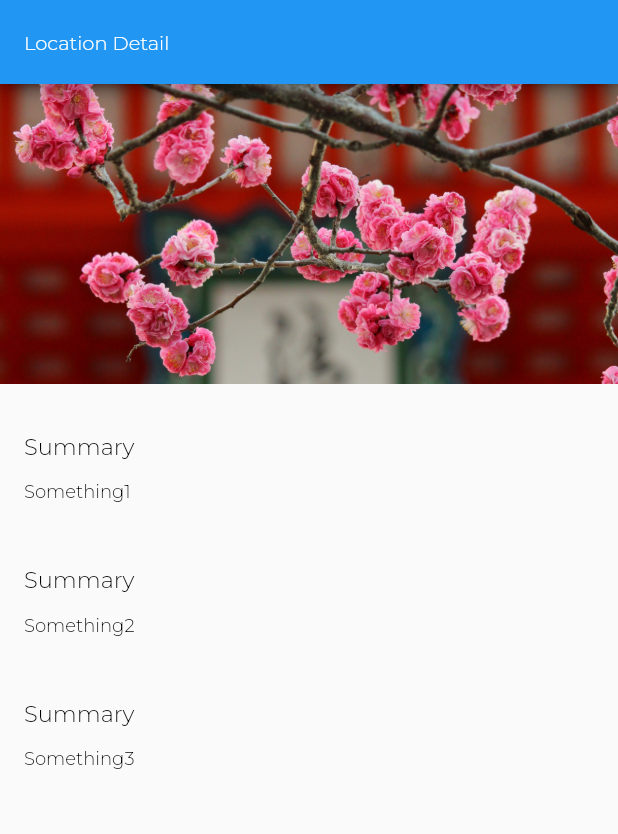
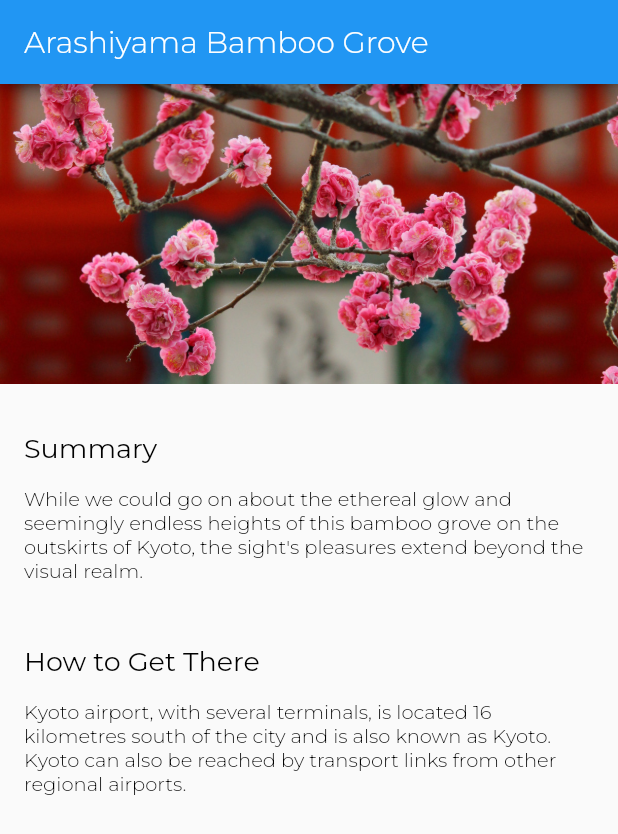
Before and after one commit to AshenOne98/beginner_app, a Flutter app: the screen it shows after launch, on a phone screen of 412 x 824 dp. Shown: the top 834 px of the screen. Run offline on Flutter 3.47's test engine with Material 2 defaults, Android fonts, the phone set to English and light mode, and no system bars.

Commit message:
added models for body content

```diff
--- /dev/null
+++ b/lib/models/location.dart
@@ -0,0 +1,20 @@
+import 'location_fact.dart';
+
+class Location {
+  String name;
+  String imagePath;
+  final List<LocationFact> facts;
+
+  Location(this.name, this.imagePath, this.facts);
+
+  static List<Location> fetchAll() {
+    return [
+      Location('Arashiyama Bamboo Grove', 'assets/images/kiyomizu-dera.jpg', [
+        LocationFact('Summary',
+            'While we could go on about the ethereal glow and seemingly endless heights of this bamboo grove on the outskirts of Kyoto, the sight\'s pleasures extend beyond the visual realm.'),
+        LocationFact('How to Get There',
+            'Kyoto airport, with several terminals, is located 16 kilometres south of the city and is also known as Kyoto. Kyoto can also be reached by transport links from other regional airports.'),
+      ]),
+    ];
+  }
+}
--- /dev/null
+++ b/lib/models/location_fact.dart
@@ -0,0 +1,6 @@
+class LocationFact {
+  final String title;
+  final String text;
+
+  LocationFact(this.title, this.text);
+}
--- a/lib/screens/location_detail/location_detail.dart
+++ b/lib/screens/location_detail/location_detail.dart
@@ -1,24 +1,31 @@
 import 'package:flutter/material.dart';
 import 'image_banner.dart';
 import 'text_section.dart';
+import 'package:beginner_app/models/location.dart';
 
 class LocationDetail extends StatelessWidget {
   @override
   Widget build(BuildContext context) {
+    final locations = Location.fetchAll();
+    final location = locations.first;
+
     return Scaffold(
       appBar: AppBar(
-        title: Text('Location Detail'),
+        title: Text(location.name),
       ),
       body: Column(
         mainAxisAlignment: MainAxisAlignment.start,
         crossAxisAlignment: CrossAxisAlignment.stretch,
         children: <Widget>[
-          ImageBanner("assets/images/kiyomizu-dera.jpg"),
-          TextSection("Summary", "Something1"),
-          TextSection("Summary", "Something2"),
-          TextSection("Summary", "Something3"),
-        ],
+          ImageBanner(location.imagePath),
+        ]..addAll(textSections(location)),
       ),
     );
   }
+
+  List<Widget> textSections(Location location) {
+    return location.facts
+        .map((fact) => TextSection(fact.title, fact.text))
+        .toList();
+  }
 }
--- a/lib/style.dart
+++ b/lib/style.dart
@@ -1,21 +1,21 @@
 import 'package:flutter/material.dart';
 
-const LargeTextSize = 15.0;
+const LargeTextSize = 18.0;
 const MediumTextSize = 13.0;
-const BodyTextSize = 12.0;
+const BodyTextSize = 13.0;
 
 const String FontNameDefault = 'Montserrat';
 
 const AppBarTextStyle = TextStyle(
   fontFamily: FontNameDefault,
   fontWeight: FontWeight.w300,
-  fontSize: MediumTextSize,
+  fontSize: 20.0,
   color: Colors.white,
 );
 
 const TitleTextStyle = TextStyle(
   fontFamily: FontNameDefault,
-  fontWeight: FontWeight.w300,
+  fontWeight: FontWeight.w400,
   fontSize: LargeTextSize,
   color: Colors.black,
 );
```
